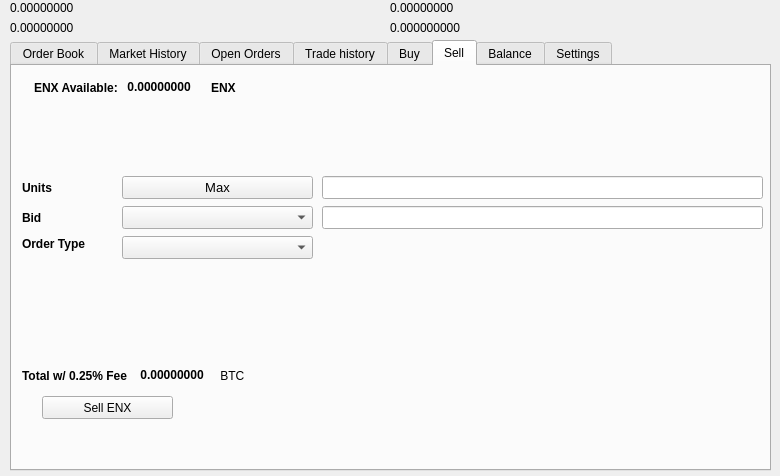
SmandeP/bib, file src/qt/forms/tradingdialog.ui: the form before one commit.
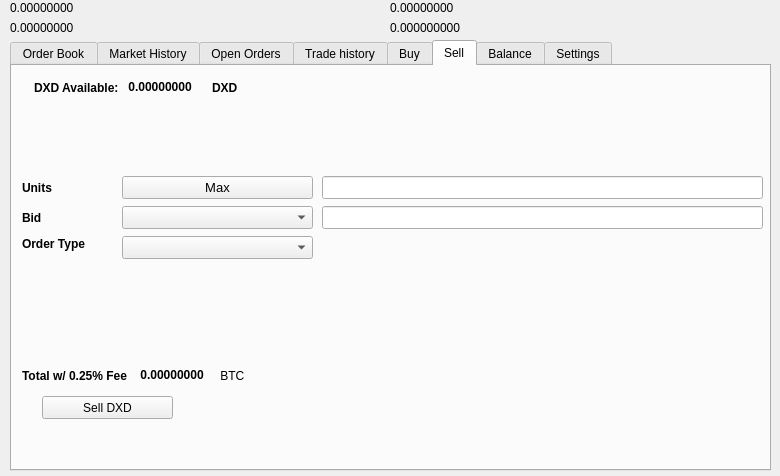
The form after the commit. The open tabs and pages were chosen to show the change. Icons and pictures are not drawn.

The edit to the form file:
```diff
--- a/src/qt/forms/tradingdialog.ui
+++ b/src/qt/forms/tradingdialog.ui
@@ -1751,7 +1751,7 @@
       </rect>
      </property>
      <property name="text">
-      <string>Sell ENX</string>
+      <string>Sell DXD</string>
      </property>
      <property name="icon">
       <iconset resource="../nodex">
@@ -1777,7 +1777,7 @@
          </font>
         </property>
         <property name="text">
-         <string>ENX Available:</string>
+         <string>DXD Available:</string>
         </property>
        </widget>
       </item>
@@ -2221,7 +2221,7 @@
          </font>
         </property>
         <property name="text">
-         <string>ENX</string>
+         <string>DXD</string>
         </property>
        </widget>
       </item>
```
Left out of the diff: 34 changed lines with no effect on the pictures.
